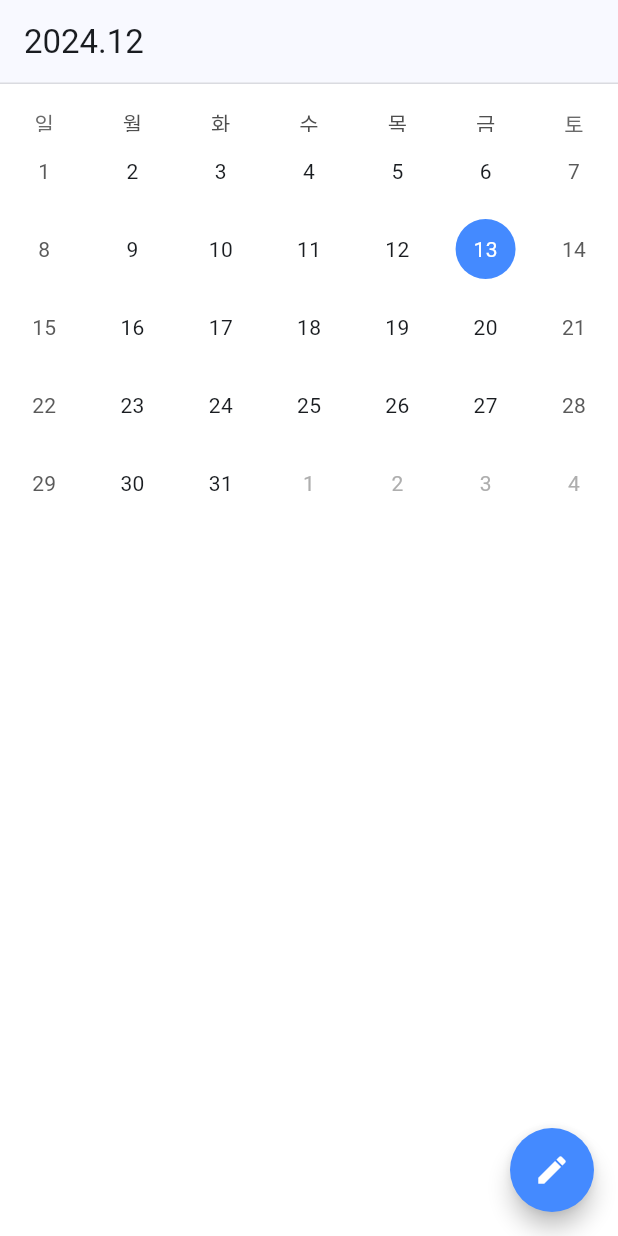
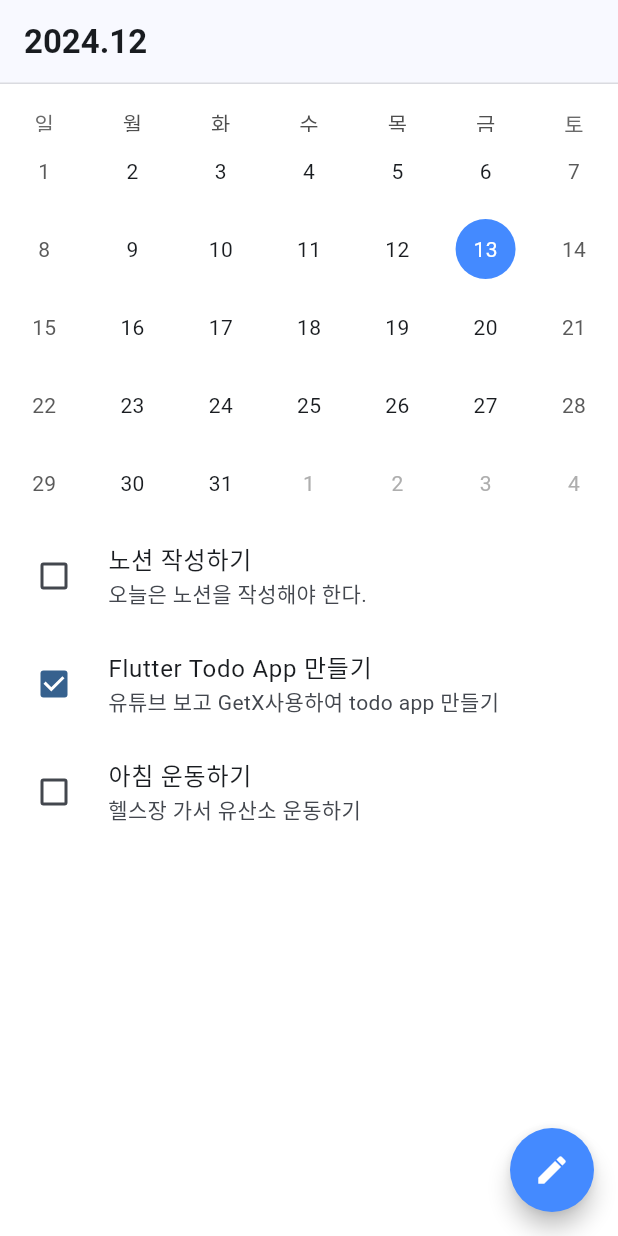
Before and after one commit to Jong1co/flutter_prac, a Flutter app: the screen it shows after launch, on a phone screen of 412 x 824 dp. Run offline on Flutter 3.47's test engine with Material 3 defaults, Android fonts, the light colour scheme and no system bars; drawn by our look-alikes of table_calendar; our stand-ins replace get.

Commit message:
feat(TodoController): initialize 되었을 때(onInit 실행되었을 때), 데이터 fetch하도록 수정

```diff
--- a/lib/screen/home_page.dart
+++ b/lib/screen/home_page.dart
@@ -21,9 +21,14 @@ class HomePage extends StatelessWidget {
 
   void moveToWritePage() => Get.toNamed('/write');
 
-  AppBar _appBar() {
+  AppBar _header() {
     return AppBar(
-      title: Text(DateTools.format(todoController.selectedDate, 'yyyy.MM')),
+      title: Text(
+        DateTools.format(todoController.selectedDate, 'yyyy.MM'),
+        style: const TextStyle(
+          fontWeight: FontWeight.bold,
+        ),
+      ),
       shape: const Border(
         bottom: BorderSide(
           color: Colors.black12,
@@ -86,7 +91,7 @@ class HomePage extends StatelessWidget {
       builder: (_) {
         return Scaffold(
           backgroundColor: Colors.white,
-          appBar: _appBar(),
+          appBar: _header(),
           floatingActionButton: _floatingButton(),
           body: Column(
             children: [
```
Also changed, not shown: lib/controller/todo_controller.dart (+9 -0 lines).
